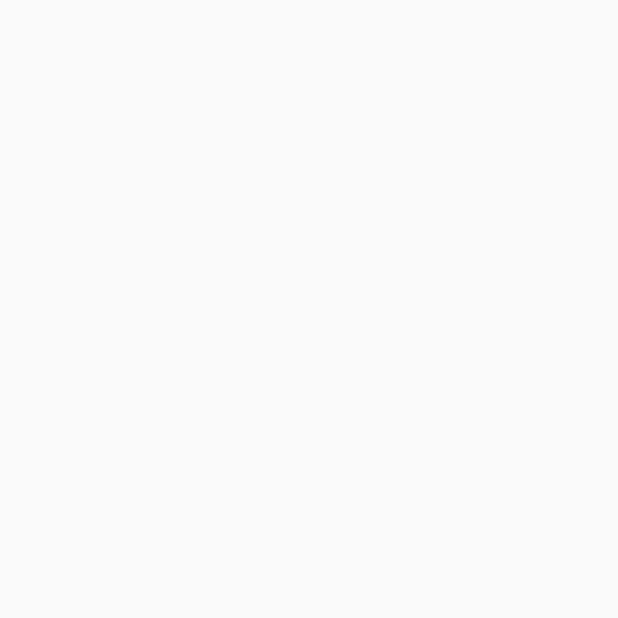
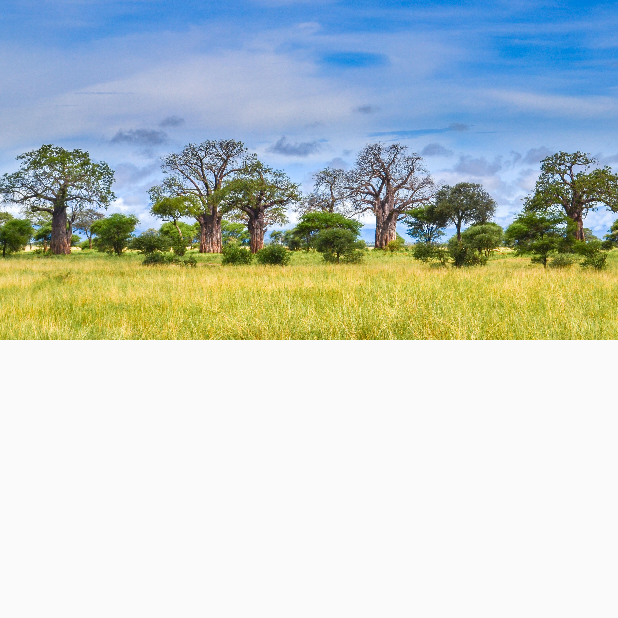
Before and after one commit to 23knn/Art_Space, an Android app built with Jetpack Compose: the screen it shows after launch (MainActivity), on a phone screen of 412 x 824 dp, the top half of it. Before the commit the part shown is empty. Run offline under Robolectric (Android 15) with nearby library versions, the phone set to English and light mode, and no system bars.

Commit message:
artworks surface set up. able to access the image list and current image state variable

```diff
--- a/app/src/main/java/com/example/artspace/MainActivity.kt
+++ b/app/src/main/java/com/example/artspace/MainActivity.kt
@@ -3,13 +3,17 @@ package com.example.artspace
 import android.os.Bundle
 import androidx.activity.ComponentActivity
 import androidx.activity.compose.setContent
+import androidx.compose.foundation.Image
 import androidx.compose.foundation.layout.Column
+import androidx.compose.material.Surface
 import androidx.compose.runtime.Composable
 import androidx.compose.runtime.mutableStateOf
 import androidx.compose.runtime.remember
 import androidx.compose.runtime.getValue
 import androidx.compose.runtime.setValue
 import androidx.compose.ui.Modifier
+import androidx.compose.ui.res.painterResource
+import androidx.compose.ui.unit.dp
 
 class MainActivity : ComponentActivity() {
     override fun onCreate(savedInstanceState: Bundle?) {
@@ -22,21 +26,25 @@ class MainActivity : ComponentActivity() {
 
 @Composable
 fun ArtSpaceApp(modifier: Modifier = Modifier){
-    val Images = listOf(R.drawable.baobab, R.drawable.cheetah, R.drawable.elephant, R.drawable.hills, R.drawable.grassland, R.drawable.kilimanjaro_girraffe, R.drawable.zebra)
+    val artWorks: List<Int> = listOf(R.drawable.baobab, R.drawable.cheetah, R.drawable.elephant, R.drawable.hills, R.drawable.grassland, R.drawable.kilimanjaro_girraffe, R.drawable.zebra)
     var currentImage by remember {
         mutableStateOf(0)
     }
 
     Column {
-        ArtWork()
+        ArtWork(artWorks, currentImage)
         Description()
         NavigationButton()
     }
 }
 
 @Composable
-fun ArtWork(modifier: Modifier = Modifier){
-
+fun ArtWork(artWorks: List<Int>, currentImage: Int, modifier: Modifier = Modifier){
+    Surface(
+        elevation = 10.dp,
+    ) {
+        Image(painter = painterResource(id = artWorks[currentImage]), contentDescription = "art")
+    }
 }
 
 @Composable
```
